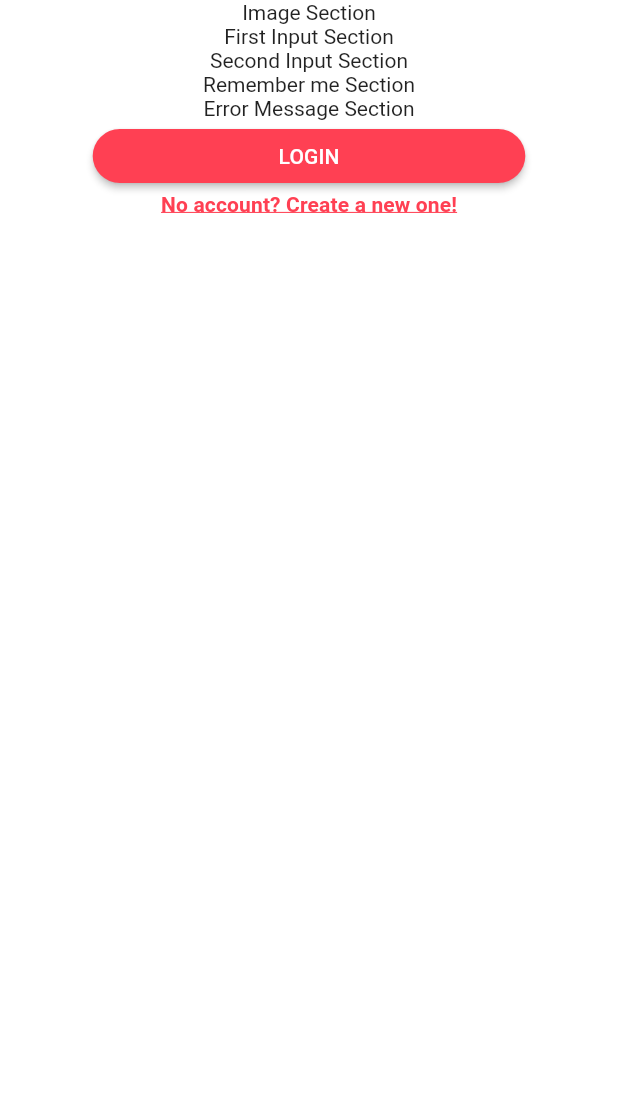
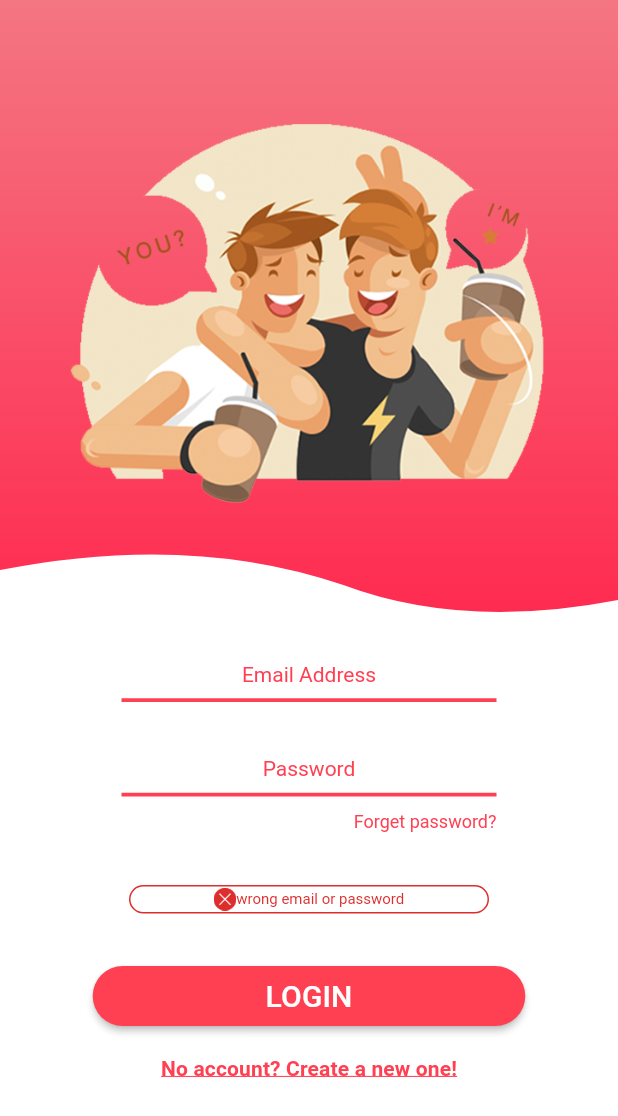
Before and after one commit to RentingApp/Roomie-Mobile, a Flutter app: the screen it shows after launch, on a phone screen of 412 x 824 dp. Shown: the top 1116 px of the screen. Run offline on Flutter 3.47's test engine with Material 2 defaults, Android fonts, the phone set to English and light mode, and no system bars; our stand-ins replace flutter_custom_clippers.

Commit message:
login and register screens UI compeleted

```diff
--- a/lib/main.dart
+++ b/lib/main.dart
@@ -1,4 +1,6 @@
 import 'package:flutter/material.dart';
+import './screens/login.dart';
+import './screens/register.dart';
 
 void main() {
   runApp(MyApp());
@@ -11,54 +13,6 @@ class MyApp extends StatelessWidget {
 
   Widget build(BuildContext context) {
     return MaterialApp(
-      home: Scaffold(
-        backgroundColor: Colors.white,
-        body: Container(
-          width: double.infinity,
-          child: Column(
-            children: [
-              Text('Image Section'),
-              Text('First Input Section'),
-              Text('Second Input Section'),
-              Text('Remember me Section'),
-              Text('Error Message Section'),
-              FractionallySizedBox(
-                widthFactor: 0.7,
-                child: SizedBox(
-                  child: ElevatedButton(
-                    onPressed: () {},
-                    style: ElevatedButton.styleFrom(
-                      primary: Color.fromRGBO(255, 64, 83, 1),
-                      shape: new RoundedRectangleBorder(
-                        borderRadius: new BorderRadius.circular(30.0),
-                      ),
-                    ),
-                    child: Text(
-                      'LOGIN',
-                      style: TextStyle(
-                        letterSpacing: 0.1,
-                      ),
-                    ),
-                  ),
-                ),
-              ),
-              GestureDetector(
-                onTap: () {
-                  print('Text Clicked');
-                },
-                child: Text(
-                  'No account? Create a new one!',
-                  style: TextStyle(
-                      letterSpacing: 0.1,
-                      color: Color.fromRGBO(255, 64, 83, 1),
-                      decoration: TextDecoration.underline,
-                      fontWeight: FontWeight.bold),
-                ),
-              ),
-            ],
-          ),
-        ),
-      ),
-    );
+        home: new Scaffold(resizeToAvoidBottomInset: false, body: Login()));
   }
 }
--- /dev/null
+++ b/lib/screens/login.dart
@@ -0,0 +1,170 @@
+import 'package:flutter/material.dart';
+import 'package:flutter_custom_clippers/flutter_custom_clippers.dart';
+
+void main() {
+  runApp(Login());
+}
+
+class Login extends StatelessWidget {
+  @override
+  Widget build(BuildContext context) {
+    return MaterialApp(
+      home: Scaffold(
+        resizeToAvoidBottomInset: false,
+        backgroundColor: Colors.white,
+        body: Container(
+          width: double.infinity,
+          child: Column(
+            children: [
+              ClipPath(
+                clipper: WaveClipperTwo(flip: true),
+                child: Container(
+                  height: 420,
+                  decoration: const BoxDecoration(
+                    gradient: LinearGradient(
+                      begin: Alignment.bottomCenter,
+                      end: Alignment.topCenter,
+                      colors: <Color>[
+                        Color.fromRGBO(255, 41, 79, 1),
+                        Color.fromRGBO(244, 118, 130, 1),
+                      ], // Gradient from https://learnui.design/tools/gradient-generator.html
+                      tileMode: TileMode.mirror,
+                    ),
+                  ),
+                  child: Center(
+                      child: Image.asset(
+                    'assets/images/boys.png',
+                    width: 330,
+                  )),
+                ),
+              ),
+              Container(
+                width: 250,
+                child: TextField(
+                  textAlign: TextAlign.center,
+                  decoration: InputDecoration(
+                    contentPadding: EdgeInsets.fromLTRB(8, 0, 8, -10.0),
+
+                    enabledBorder: UnderlineInputBorder(
+                      borderSide: BorderSide(
+                          color: Color.fromRGBO(255, 64, 83, 1), width: 2.5),
+                    ),
+                    focusedBorder: UnderlineInputBorder(
+                      borderSide: BorderSide(
+                          color: Color.fromRGBO(255, 64, 83, 1), width: 2.5),
+                    ),
+                    hintText: 'Email Address',
+                    hintStyle: TextStyle(
+                        fontSize: 14.0, color: Color.fromRGBO(255, 64, 83, 1)),
+                    //contentPadding: EdgeInsets.all(30.0),
+                  ),
+                ),
+              ),
+              Container(
+                width: 250,
+                margin: EdgeInsets.only(top: 15),
+                child: TextField(
+                  textAlign: TextAlign.center,
+                  decoration: InputDecoration(
+                    contentPadding: EdgeInsets.fromLTRB(8, 0, 8, -10.0),
+
+                    enabledBorder: UnderlineInputBorder(
+                      borderSide: BorderSide(
+                          color: Color.fromRGBO(255, 64, 83, 1), width: 2.5),
+                    ),
+                    focusedBorder: UnderlineInputBorder(
+                      borderSide: BorderSide(
+                          color: Color.fromRGBO(255, 64, 83, 1), width: 2.5),
+                    ),
+                    hintText: 'Password',
+                    hintStyle: TextStyle(
+                        fontSize: 14.0, color: Color.fromRGBO(255, 64, 83, 1)),
+                    //contentPadding: EdgeInsets.all(30.0),
+                  ),
+                ),
+              ),
+              Container(
+                width: 250,
+                margin: EdgeInsets.only(top: 10),
+                child: Row(
+                  mainAxisAlignment: MainAxisAlignment.end,
+                  children: [
+                    Text(
+                      'Forget password?',
+                      style: TextStyle(
+                          fontSize: 12.0,
+                          color: Color.fromRGBO(255, 64, 83, 1)),
+                    )
+                  ],
+                ),
+              ),
+              Container(
+                width: 240,
+                margin: const EdgeInsets.symmetric(vertical: 35),
+                padding: const EdgeInsets.symmetric(vertical: 1),
+                decoration: BoxDecoration(
+                    borderRadius: new BorderRadius.circular(30.0),
+                    border: Border.all(color: Color.fromRGBO(221, 45, 45, 1))),
+                child:
+                    Row(mainAxisAlignment: MainAxisAlignment.center, children: [
+                  Container(
+                    width: 15,
+                    child: Image.asset(
+                      'assets/images/warning.png',
+                      fit: BoxFit.cover,
+                    ),
+                  ),
+                  Text(
+                    'wrong email or password',
+                    style: TextStyle(
+                      color: Color.fromRGBO(221, 45, 45, 1),
+                      fontSize: 10,
+                    ),
+                  )
+                ]),
+              ),
+              FractionallySizedBox(
+                widthFactor: 0.7,
+                child: SizedBox(
+                  height: 40,
+                  child: ElevatedButton(
+                    onPressed: () {},
+                    style: ElevatedButton.styleFrom(
+                      primary: Color.fromRGBO(255, 64, 83, 1),
+                      shape: new RoundedRectangleBorder(
+                        borderRadius: new BorderRadius.circular(30.0),
+                      ),
+                    ),
+                    child: Text(
+                      'LOGIN',
+                      style: TextStyle(
+                        fontSize: 20,
+                        letterSpacing: 0.1,
+                      ),
+                    ),
+                  ),
+                ),
+              ),
+              Container(
+                margin: const EdgeInsets.only(top: 20.0),
+                child: GestureDetector(
+                  onTap: () {
+                    print('Text Clicked');
+                  },
+                  child: Text(
+                    'No account? Create a new one!',
+                    style: TextStyle(
+                        letterSpacing: 0.1,
+                        color: Color.fromRGBO(255, 64, 83, 1),
+                        decoration: TextDecoration.underline,
+                        fontWeight: FontWeight.bold),
+                  ),
+                ),
+              )
+            ],
+          ),
+        ),
+      ),
+    );
+  }
+}
```
Also changed, not shown: lib/screens/register.dart (added, +213 -0 lines), lib/try.dart (deleted, +0 -48 lines), lib/try1.dart (deleted, +0 -12 lines), pubspec.yaml (+5 -3 lines), assets/images/boys.png (added), assets/images/warning.png (added), pubspec.lock.
